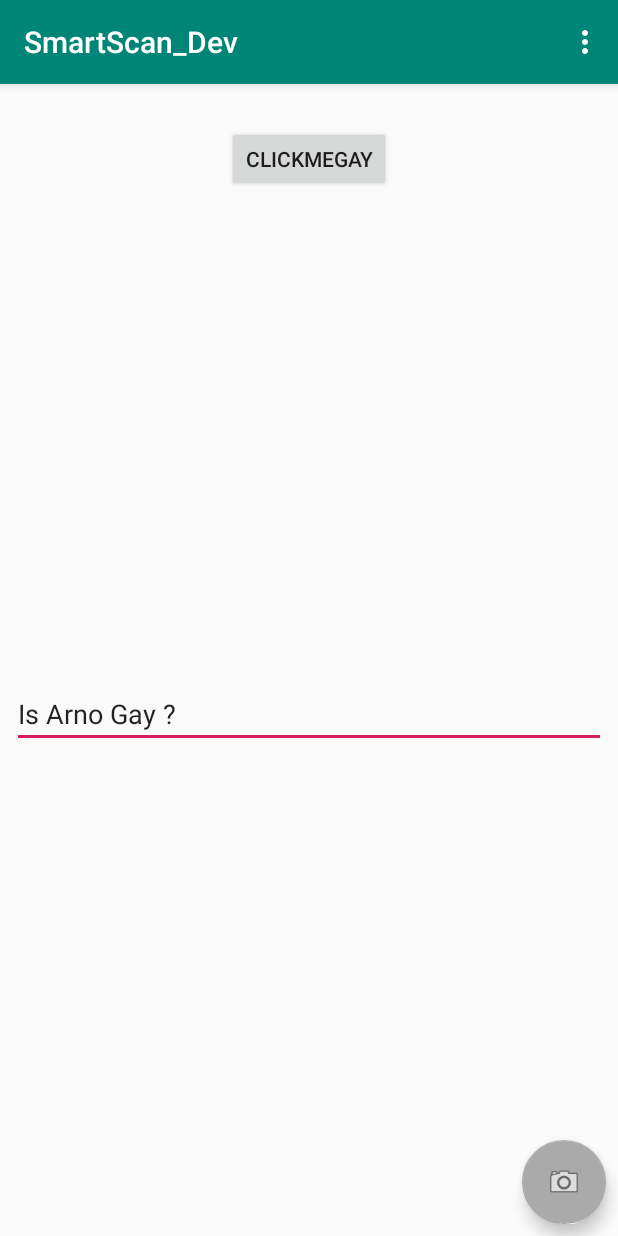
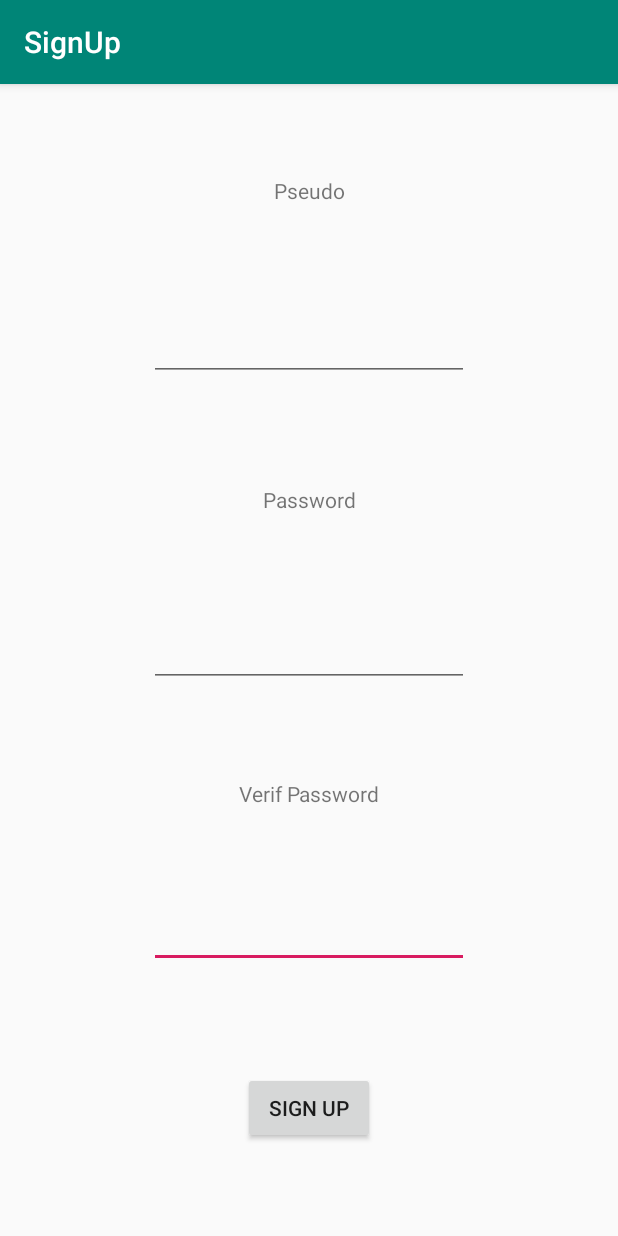
Before and after one commit to Robin-gielen/SmartScan, an Android app: the screen it shows after launch (MainActivity before the commit, SignUp after it), after a tap on "CLICKMEGAY", on a phone screen of 412 x 824 dp. Run offline under Robolectric (Android 15) with nearby library versions, the phone set to English and light mode, and no system bars.

Commit message:
Starting the login/subscribe

```diff
--- a/app/src/main/AndroidManifest.xml
+++ b/app/src/main/AndroidManifest.xml
@@ -2,7 +2,7 @@
 <manifest xmlns:android="http://schemas.android.com/apk/res/android"
     package="com.example.gimki.smartscan_dev">
 
-    <uses-permission android:name="android.permission.CAMERA"></uses-permission>
+    <uses-permission android:name="android.permission.CAMERA" />
 
     <application
         android:allowBackup="true"
@@ -23,8 +23,17 @@
         </activity>
         <activity
             android:name=".Login"
-        android:label="@string/title_activity_login"
-        android:theme="@style/AppTheme.NoActionBar"></activity>
+            android:label="@string/title_activity_login"
+            android:theme="@style/AppTheme.NoActionBar" />
+        <activity
+            android:name=".SignUp"
+            android:label="@string/title_activity_sign_up"
+            android:parentActivityName=".MainActivity"
+            android:theme="@style/AppTheme.NoActionBar">
+            <meta-data
+                android:name="android.support.PARENT_ACTIVITY"
+                android:value="com.example.gimki.smartscan_dev.MainActivity" />
+        </activity>
     </application>
 
 </manifest>
--- /dev/null
+++ b/app/src/main/java/com/example/gimki/smartscan_dev/KeyValueDB.java
@@ -0,0 +1,37 @@
+package com.example.gimki.smartscan_dev;
+
+import android.content.Context;
+import android.content.SharedPreferences;
+
+public class KeyValueDB {
+    private SharedPreferences sharedPreferences;
+    private static String PREF_NAME = "prefs";
+
+    public KeyValueDB() {
+        // Blank
+    }
+
+    private static SharedPreferences getPrefs(Context context) {
+        return context.getSharedPreferences(PREF_NAME, Context.MODE_PRIVATE);
+    }
+
+    public static String getUsername(Context context) {
+        return getPrefs(context).getString("username_key", "default_username");
+    }
+
+    public static void setUsername(Context context, String input) {
+        SharedPreferences.Editor editor = getPrefs(context).edit();
+        editor.putString("username_key", input);
+        editor.commit();
+    }
+
+    public static String getPassword(Context context) {
+        return getPrefs(context).getString("password_key", "default_password");
+    }
+
+    public static void setPassword(Context context, String input) {
+        SharedPreferences.Editor editor = getPrefs(context).edit();
+        editor.putString("password_key", input);
+        editor.commit();
+    }
+}
--- a/app/src/main/java/com/example/gimki/smartscan_dev/Login.java
+++ b/app/src/main/java/com/example/gimki/smartscan_dev/Login.java
@@ -11,11 +11,12 @@ public class Login extends AppCompatActivity {
 
     @Override
     protected void onCreate(Bundle savedInstanceState) {
+        //Automatic code
         super.onCreate(savedInstanceState);
         setContentView(R.layout.activity_login);
         Toolbar toolbar = (Toolbar) findViewById(R.id.toolbar);
         setSupportActionBar(toolbar);
-
+        //Enf od automatic code
 
     }
 
--- a/app/src/main/java/com/example/gimki/smartscan_dev/MainActivity.java
+++ b/app/src/main/java/com/example/gimki/smartscan_dev/MainActivity.java
@@ -31,34 +31,13 @@ public class MainActivity extends AppCompatActivity {
         changeTextButton.setOnClickListener(new View.OnClickListener(){
             @Override
             public void onClick(View v) {
-                switch (count) {
-                    case 1: changingText.setText("Is Arno Gay ?"); count++; break;
-                    case 2: changingText.setText("I think he is."); count++; break;
-                    case 3: changingText.setText("Does Fabian think Arno is gay ?"); count++; break;
-                    case 4: changingText.setText("Yes!"); count++; break;
-                    case 5: changingText.setText("Does Arno think Fabian is gay ?"); count++; break;
-                    case 6: changingText.setText("Yes !"); count++; break;
-                    case 7: changingText.setText("Good."); break;
-                }
-
-            }
-        });
-
-        Button camera = findViewById(R.id.cameraButton);
-
-        camera.setOnClickListener(new OnClickListener() {
-            @Override
-            public void onClick(View v) {
-                /*Intent intent = new Intent("android.media.action.IMAGE_CAPTURE");
-                startActivity(intent);
-                */
                 launchActivity();
             }
         });
     }
 
     private void launchActivity() {
-        Intent intent = new Intent(this, Login.class);
+        Intent intent = new Intent(this, SignUp.class);
         startActivity(intent);
     }
 
--- /dev/null
+++ b/app/src/main/java/com/example/gimki/smartscan_dev/SignUp.java
@@ -0,0 +1,48 @@
+package com.example.gimki.smartscan_dev;
+
+import android.content.Context;
+import android.content.SharedPreferences;
+import android.os.Bundle;
+import android.support.v7.app.AppCompatActivity;
+import android.support.v7.widget.Toolbar;
+import android.view.View;
+import android.widget.Button;
+import android.widget.TextView;
+
+import static com.example.gimki.smartscan_dev.KeyValueDB.setUsername;
+
+public class SignUp extends AppCompatActivity {
+
+    Context mContext;
+
+    @Override
+    protected void onCreate(Bundle savedInstanceState) {
+        //Automatic code
+        super.onCreate(savedInstanceState);
+        setContentView(R.layout.activity_sign_up);
+        Toolbar toolbar = (Toolbar) findViewById(R.id.toolbar);
+        setSupportActionBar(toolbar);
+        //Enf od automatic code
+
+        mContext = this;
+
+        Button signUp = findViewById(R.id.signUp_button);
+        final TextView username = findViewById(R.id.signUp_pseudoFill);
+        final TextView password = findViewById(R.id.signUp_pswdFill);
+        final TextView passwordVerif = findViewById(R.id.signUp_pswdVerifFill);
+        signUp.setOnClickListener(new View.OnClickListener(){
+            @Override
+            public void onClick(View v) {
+                String tempUsername = username.getText().toString();
+                String tempPassword = password.getText().toString();
+                String tempPasswordVerif = passwordVerif.getText().toString();
+
+                setUsername(mContext, tempUsername);
+                if(tempPassword.equals(tempPasswordVerif)) {
+
+                }
+            }
+        });
+    }
+
+}
--- /dev/null
+++ b/app/src/main/res/layout/activity_sign_up.xml
@@ -0,0 +1,25 @@
+<?xml version="1.0" encoding="utf-8"?>
+<android.support.design.widget.CoordinatorLayout xmlns:android="http://schemas.android.com/apk/res/android"
+    xmlns:app="http://schemas.android.com/apk/res-auto"
+    xmlns:tools="http://schemas.android.com/tools"
+    android:layout_width="match_parent"
+    android:layout_height="match_parent"
+    tools:context=".SignUp">
+
+    <android.support.design.widget.AppBarLayout
+        android:layout_width="match_parent"
+        android:layout_height="wrap_content"
+        android:theme="@style/AppTheme.AppBarOverlay">
+
+        <android.support.v7.widget.Toolbar
+            android:id="@+id/toolbar"
+            android:layout_width="match_parent"
+            android:layout_height="?attr/actionBarSize"
+            android:background="?attr/colorPrimary"
+            app:popupTheme="@style/AppTheme.PopupOverlay" />
+
+    </android.support.design.widget.AppBarLayout>
+
+    <include layout="@layout/content_sign_up" />
+
+</android.support.design.widget.CoordinatorLayout>
--- /dev/null
+++ b/app/src/main/res/layout/content_sign_up.xml
@@ -0,0 +1,95 @@
+<?xml version="1.0" encoding="utf-8"?>
+<android.support.constraint.ConstraintLayout xmlns:android="http://schemas.android.com/apk/res/android"
+    xmlns:app="http://schemas.android.com/apk/res-auto"
+    xmlns:tools="http://schemas.android.com/tools"
+    android:layout_width="match_parent"
+    android:layout_height="match_parent"
+    app:layout_behavior="@string/appbar_scrolling_view_behavior"
+    tools:context=".SignUp"
+    tools:showIn="@layout/activity_sign_up">
+
+    <EditText
+        android:id="@+id/signUp_pswdVerifFill"
+        android:layout_width="wrap_content"
+        android:layout_height="wrap_content"
+        android:layout_marginBottom="8dp"
+        android:ems="10"
+        android:inputType="textPassword"
+        app:layout_constraintBottom_toTopOf="@+id/signUp_button"
+        app:layout_constraintEnd_toEndOf="parent"
+        app:layout_constraintHorizontal_bias="0.5"
+        app:layout_constraintStart_toStartOf="parent"
+        app:layout_constraintTop_toBottomOf="@+id/signUp_pswdVerif" />
+
+    <EditText
+        android:id="@+id/signUp_pswdFill"
+        android:layout_width="wrap_content"
+        android:layout_height="wrap_content"
+        android:layout_marginTop="8dp"
+        android:ems="10"
+        android:inputType="textPassword"
+        app:layout_constraintBottom_toTopOf="@+id/signUp_pswdVerif"
+        app:layout_constraintEnd_toEndOf="parent"
+        app:layout_constraintHorizontal_bias="0.5"
+        app:layout_constraintStart_toStartOf="parent"
+        app:layout_constraintTop_toBottomOf="@+id/signUp_pswd" />
+
+    <TextView
+        android:id="@+id/signUp_pswd"
+        android:layout_width="wrap_content"
+        android:layout_height="wrap_content"
+        android:text="Password"
+        app:layout_constraintBottom_toTopOf="@+id/signUp_pswdFill"
+        app:layout_constraintEnd_toEndOf="parent"
+        app:layout_constraintHorizontal_bias="0.5"
+        app:layout_constraintStart_toStartOf="parent"
+        app:layout_constraintTop_toBottomOf="@+id/signUp_pseudoFill" />
+
+    <TextView
+        android:id="@+id/signUp_pswdVerif"
+        android:layout_width="wrap_content"
+        android:layout_height="wrap_content"
+        android:text="Verif Password"
+        app:layout_constraintBottom_toTopOf="@+id/signUp_pswdVerifFill"
+        app:layout_constraintEnd_toEndOf="parent"
+        app:layout_constraintHorizontal_bias="0.5"
+        app:layout_constraintStart_toStartOf="parent"
+        app:layout_constraintTop_toBottomOf="@+id/signUp_pswdFill" />
+
+    <EditText
+        android:id="@+id/signUp_pseudoFill"
+        android:layout_width="wrap_content"
+        android:layout_height="wrap_content"
+        android:layout_marginTop="8dp"
+        android:layout_marginBottom="8dp"
+        android:ems="10"
+        android:inputType="textPersonName"
+        app:layout_constraintBottom_toTopOf="@+id/signUp_pswd"
+        app:layout_constraintEnd_toEndOf="parent"
+        app:layout_constraintHorizontal_bias="0.5"
+        app:layout_constraintStart_toStartOf="parent"
+        app:layout_constraintTop_toBottomOf="@+id/signUp_pseudo" />
+
+    <TextView
+        android:id="@+id/signUp_pseudo"
+        android:layout_width="wrap_content"
+        android:layout_height="22dp"
+        android:text="Pseudo"
+        app:layout_constraintBottom_toTopOf="@+id/signUp_pseudoFill"
+        app:layout_constraintEnd_toEndOf="parent"
+        app:layout_constraintHorizontal_bias="0.5"
+        app:layout_constraintStart_toStartOf="parent"
+        app:layout_constraintTop_toTopOf="parent" />
+
+    <Button
+        android:id="@+id/signUp_button"
+        android:layout_width="wrap_content"
+        android:layout_height="wrap_content"
+        android:text="Sign Up"
+        app:layout_constraintBottom_toBottomOf="parent"
+        app:layout_constraintEnd_toEndOf="parent"
+        app:layout_constraintHorizontal_bias="0.5"
+        app:layout_constraintStart_toStartOf="parent"
+        app:layout_constraintTop_toBottomOf="@+id/signUp_pswdVerifFill" />
+
+</android.support.constraint.ConstraintLayout>
--- a/app/src/main/res/values/strings.xml
+++ b/app/src/main/res/values/strings.xml
@@ -3,4 +3,5 @@
     <string name="action_settings">Settings</string>
     <string name="text_to_change">This text will change if you press the button</string>
     <string name="title_activity_login">Login</string>
+    <string name="title_activity_sign_up">SignUp</string>
 </resources>
```
Also changed, not shown: 1 other file.
